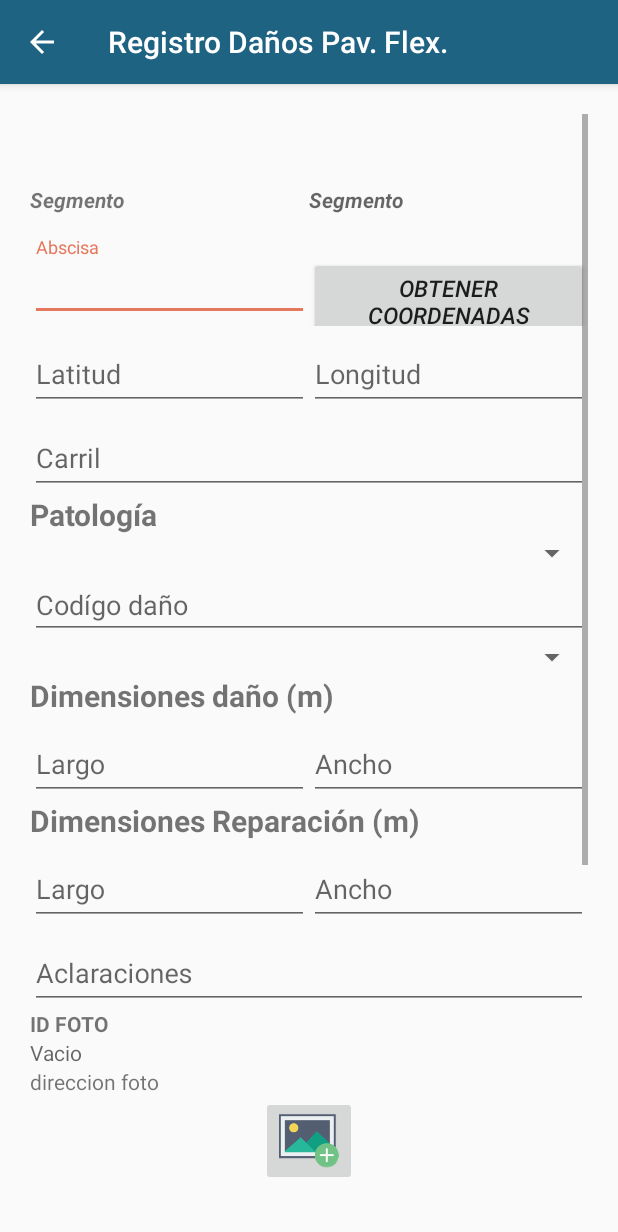
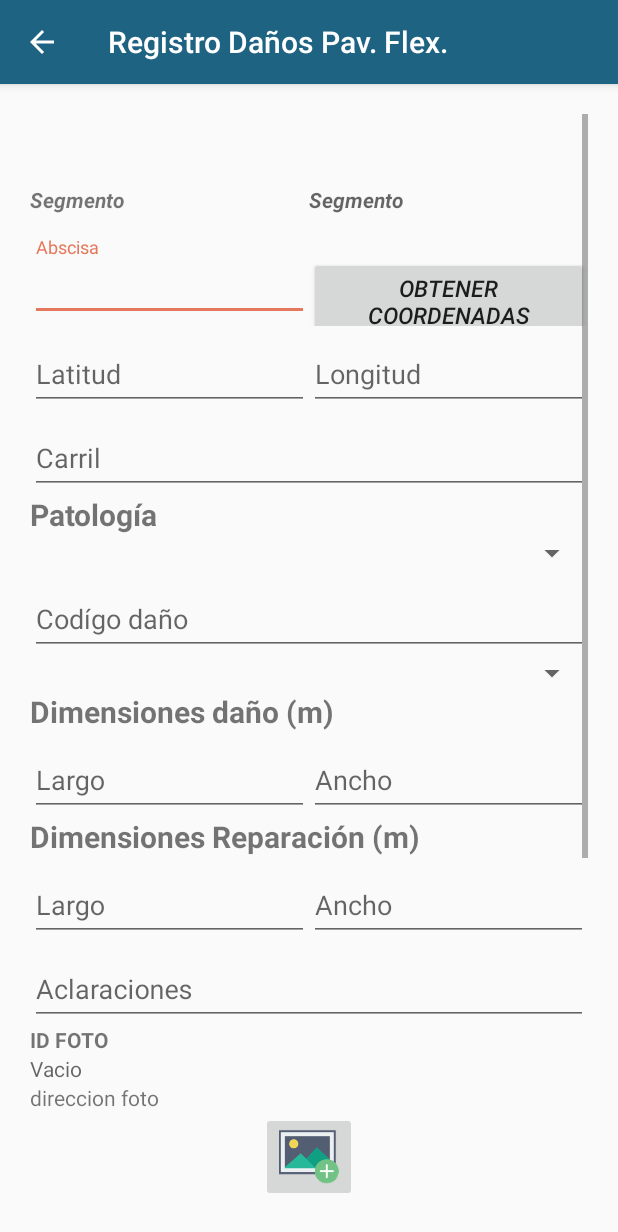
Before and after one commit to amzr36/ivp, an Android app: the RegistroPatologiaFlexActivity screen opened directly, with no data from a screen before it, on a phone screen of 412 x 824 dp. Shown: the top 1232 px of the screen. Run offline under Robolectric (Android 15) with nearby library versions, the phone set to English and light mode, and no system bars; libraries missing offline, so code that uses them is left out: fr.ganfra.materialspinner; plain views replace MaterialSpinner; 9 statements that could not run were skipped.

Commit message:
probando github

```diff
--- a/app/src/main/AndroidManifest.xml
+++ b/app/src/main/AndroidManifest.xml
@@ -107,7 +107,7 @@
                 <category android:name="android.intent.category.LAUNCHER" />
             </intent-filter>
         </activity>
-        <activity android:name=".CarreteraRegistroEjemploActivity"></activity>
+        <activity android:name=".Carretera.CarreteraRegistroEjemploActivity"></activity>
     </application>
 
 </manifest>
--- a/app/src/main/java/com/alejo_zr/exceldb/CarreteraRegistroEjemploActivity.java
+++ b/app/src/main/java/com/alejo_zr/exceldb/Carretera/CarreteraRegistroEjemploActivity.java
@@ -1,7 +1,9 @@
-package com.alejo_zr.exceldb;
+package com.alejo_zr.exceldb.Carretera;
 
 import android.support.v7.app.AppCompatActivity;
 import android.os.Bundle;
+
+import com.alejo_zr.exceldb.R;
 
 public class CarreteraRegistroEjemploActivity extends AppCompatActivity {
 
--- a/app/src/main/java/com/alejo_zr/exceldb/Carretera/RegistroCarreteraActivity.java
+++ b/app/src/main/java/com/alejo_zr/exceldb/Carretera/RegistroCarreteraActivity.java
@@ -12,7 +12,6 @@ import android.widget.EditText;
 import android.widget.Toast;
 
 import com.alejo_zr.exceldb.BaseDatos;
-import com.alejo_zr.exceldb.CarreteraRegistroEjemploActivity;
 import com.alejo_zr.exceldb.R;
 import com.alejo_zr.exceldb.utilidades.Utilidades;
 
--- a/app/src/main/java/com/alejo_zr/exceldb/Pato/RegistroPatologiaFlexActivity.java
+++ b/app/src/main/java/com/alejo_zr/exceldb/Pato/RegistroPatologiaFlexActivity.java
@@ -63,7 +63,7 @@ public class RegistroPatologiaFlexActivity extends AppCompatActivity {
 
     private MaterialSpinner spinnerPatoFlex,spinnerSeveridadPatoFlexRegistro;
     private TextView tv_nombre_carretera_patologia,tv_id_segmento_patologia_flex,tv_foto_danio,tv_idFotoFlex;
-    private TextInputLayout input_campoAbscisaFlex;
+    private TextInputLayout input_campoAbscisaFlex,input_campoCarrilPato,input_campoDanioPato,input_campoLargoDanio,input_campoAnchoDanio;
     private EditText campoCarrilPato, campoDanioPato, campoLargoDanio, campoAnchoDanio, campoLargoRepa, campoAnchoRepa, campoAclaracion,campoAbscisaFlex,
             campoLatitudPatoFlex,campoLongitudPatoFlex;
     private String[] tipoDanio = {"Seleccione el tipo de Daño", "Fisuras longitudinales y transversales", "Fisura longitudinal en junta de construcción",
@@ -77,16 +77,15 @@ public class RegistroPatologiaFlexActivity extends AppCompatActivity {
         super.onCreate(savedInstanceState);
         setContentView(R.layout.activity_registro_patologia_flex);
 
-        imagen= (ImageView) findViewById(R.id.imagemId);
-        botonCargar= (ImageButton) findViewById(R.id.btnDanio);
-        btnRegistrarPatologia= (Button) findViewById(R.id.btnRegistroPatologia);
-
-
         if(validaPermisos()){
             botonCargar.setEnabled(true);
         }else{
             botonCargar.setEnabled(false);
         }
+        imagen= (ImageView) findViewById(R.id.imagemId);
+        botonCargar= (ImageButton) findViewById(R.id.btnDanio);
+        btnRegistrarPatologia= (Button) findViewById(R.id.btnRegistroPatologia);
+
         spinnerSeveridadPatoFlexRegistro = (MaterialSpinner) findViewById(R.id.spinnerSeveridadPatoFlexRegistro);
         spinnerPatoFlex = (MaterialSpinner) findViewById(R.id.spinnerPatoFlex);
         campoCarrilPato = (EditText) findViewById(R.id.campoCarrilPato);
@@ -103,6 +102,8 @@ public class RegistroPatologiaFlexActivity extends AppCompatActivity {
         tv_id_segmento_patologia_flex = (TextView) findViewById(R.id.tv_id_segmento_patologia_flex_registro);
         tv_foto_danio = (TextView) findViewById(R.id.tv_foto_danio);
         tv_idFotoFlex = (TextView) findViewById(R.id.tv_idFotoFlex);
+
+
 
         Bundle bundle = getIntent().getExtras();
         String dato_nom_carretera = bundle.getString("nom_carretera_segmento");
--- a/app/src/main/res/layout/activity_carretera_registro_ejemplo.xml
+++ b/app/src/main/res/layout/activity_carretera_registro_ejemplo.xml
@@ -5,7 +5,7 @@
     android:layout_width="match_parent"
     android:layout_height="match_parent"
     android:layout_margin="@dimen/marginTop"
-    tools:context="com.alejo_zr.exceldb.CarreteraRegistroEjemploActivity">
+    tools:context="com.alejo_zr.exceldb.Carretera.CarreteraRegistroEjemploActivity">
 
     <LinearLayout
         android:layout_width="match_parent"
--- a/app/src/main/res/layout/activity_registro_patologia_flex.xml
+++ b/app/src/main/res/layout/activity_registro_patologia_flex.xml
@@ -53,7 +53,8 @@
                 android:id="@+id/input_campoAbscisaFlex"
                 android:layout_width="match_parent"
                 android:layout_height="wrap_content"
-                android:layout_weight="1">
+                android:layout_weight="1"
+                android:textColorHighlight="@color/colorAccent">
                 <EditText
                     android:id="@+id/campoAbscisaFlex"
                     android:layout_width="match_parent"
@@ -82,7 +83,8 @@
                 android:id="@+id/input_campoLatPFlex"
                 android:layout_width="match_parent"
                 android:layout_height="wrap_content"
-                android:layout_weight="1">
+                android:layout_weight="1"
+                android:textColorHighlight="@color/colorAccent">
 
                 <EditText
                     android:id="@+id/campoLatitudPatoFlex"
@@ -96,7 +98,8 @@
                 android:id="@+id/input_campoLngPFlex"
                 android:layout_width="match_parent"
                 android:layout_height="wrap_content"
-                android:layout_weight="1">
+                android:layout_weight="1"
+                android:textColorHighlight="@color/colorAccent">
 
                 <EditText
                     android:id="@+id/campolongitudPatoFlex"
@@ -115,7 +118,8 @@
             <android.support.design.widget.TextInputLayout
                 android:id="@+id/input_campoCarrilPato"
                 android:layout_width="match_parent"
-                android:layout_height="wrap_content">
+                android:layout_height="wrap_content"
+                android:textColorHighlight="@color/colorAccent">
 
                 <EditText
                     android:id="@+id/campoCarrilPato"
@@ -127,8 +131,6 @@
 
             </android.support.design.widget.TextInputLayout>
         </LinearLayout>
-
-
 
         <TextView
             android:id="@+id/tvDanio"
@@ -148,12 +150,17 @@
             app:ms_multiline="true"/>
 
 
-
+        <android.support.design.widget.TextInputLayout
+            android:id="@+id/input_campoDanioPato"
+            android:layout_width="match_parent"
+            android:layout_height="wrap_content"
+            android:textColorHighlight="@color/colorAccent">
         <EditText
             android:id="@+id/campoDanioPato"
             android:layout_width="match_parent"
             android:layout_height="wrap_content"
             android:hint="@string/codPato"/>
+        </android.support.design.widget.TextInputLayout>
 
 
         <fr.ganfra.materialspinner.MaterialSpinner
@@ -183,7 +190,8 @@
                 android:id="@+id/input_campoLargoDanio"
                 android:layout_width="match_parent"
                 android:layout_height="wrap_content"
-                android:layout_weight="1">
+                android:layout_weight="1"
+                android:textColorHighlight="@color/colorAccent">
                 <EditText
                     android:id="@+id/campoLargoDanio"
                     android:layout_width="match_parent"
@@ -197,8 +205,8 @@
                 android:id="@+id/input_campoAnchoDanio"
                 android:layout_width="match_parent"
                 android:layout_height="wrap_content"
-                android:layout_weight="1">
-
+                android:layout_weight="1"
+                android:textColorHighlight="@color/colorAccent">
 
                 <EditText
                     android:id="@+id/campoAnchoDanio"
@@ -228,7 +236,8 @@
                 android:id="@+id/input_campoLargoRepa"
                 android:layout_width="match_parent"
                 android:layout_height="wrap_content"
-                android:layout_weight="1">
+                android:layout_weight="1"
+                android:textColorHighlight="@color/colorAccent">
 
                 <EditText
                     android:id="@+id/campoLargoRepa"
@@ -240,7 +249,8 @@
                 android:id="@+id/input_campoAnchoRepa"
                 android:layout_width="match_parent"
                 android:layout_height="wrap_content"
-                android:layout_weight="1">
+                android:layout_weight="1"
+                android:textColorHighlight="@color/colorAccent">
                 <EditText
                     android:id="@+id/campoAnchoRepa"
                     android:layout_width="match_parent"
@@ -253,7 +263,8 @@
         <android.support.design.widget.TextInputLayout
             android:id="@+id/input_campoAclaraciones"
             android:layout_width="match_parent"
-            android:layout_height="wrap_content">
+            android:layout_height="wrap_content"
+            android:textColorHighlight="@color/colorAccent">
             <EditText
                 android:id="@+id/campoAclaraciones"
                 android:layout_width="match_parent"
```
Also changed, not shown: app/src/main/java/com/alejo_zr/exceldb/subiendoGitHub.java (deleted, +0 -8 lines), app/src/main/res/layout/activity_carretera_scroll.xml (deleted, +0 -49 lines), app/src/main/res/layout/activity_registro_segmento_flex.xml (+14 -7 lines).
